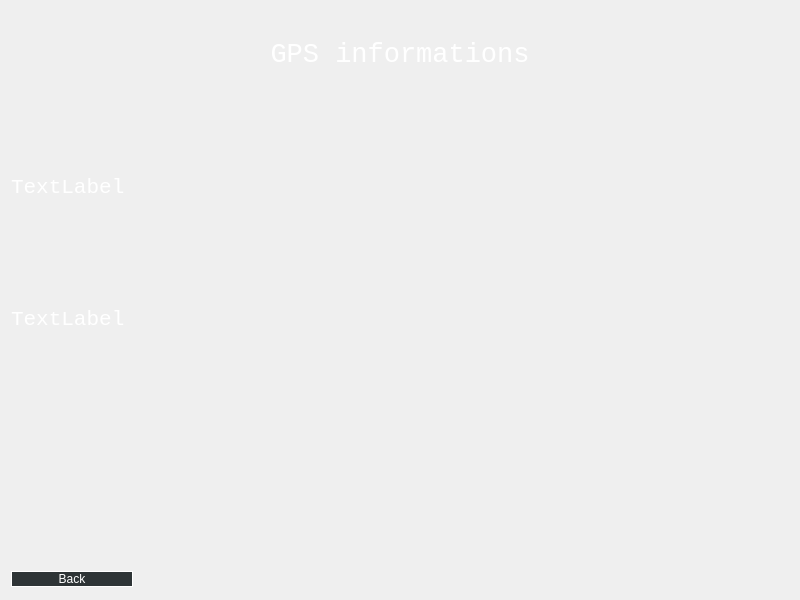
Above: gpsshowtime.ui from ProjectRobal/Punto_Navi before the change. Below: the same form after it.
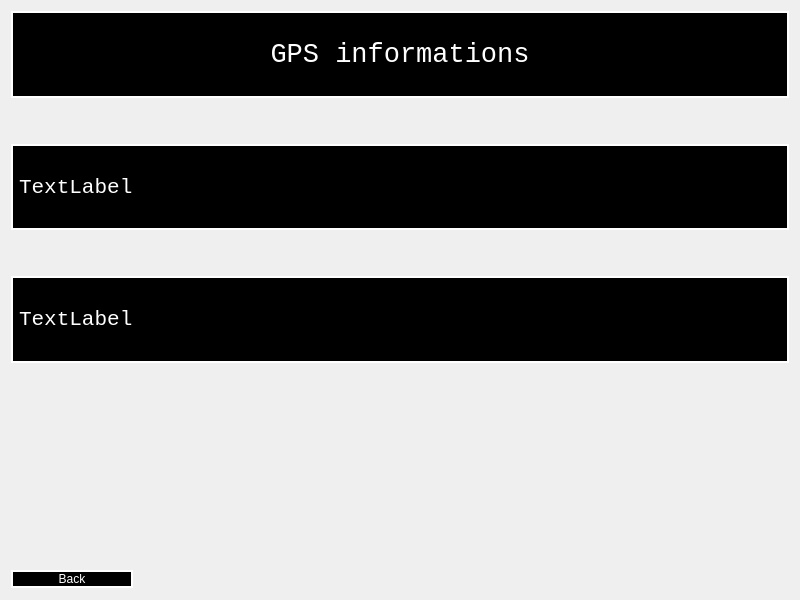
That is the form after the change.

The edit to the form file:
```diff
--- a/gpsshowtime.ui
+++ b/gpsshowtime.ui
@@ -13,8 +13,25 @@
   <property name="windowTitle">
    <string>Form</string>
   </property>
+  <property name="autoFillBackground">
+   <bool>true</bool>
+  </property>
   <property name="styleSheet">
-   <string notr="true">color:white;</string>
+   <string notr="true">QLabel
+{
+
+background:black;
+border: 2px solid white;
+color: white;
+
+}
+
+QPushButton
+{
+background:black;
+border: 2px solid white;
+color: white;
+}</string>
   </property>
   <layout class="QGridLayout" name="gridLayout">
    <item row="5" column="0">
@@ -36,9 +53,8 @@
    <item row="6" column="0">
     <widget class="QPushButton" name="back">
      <property name="styleSheet">
-      <string notr="true">border: 1px solid white;
-border-radius:10%;
-background-color:rgb(46, 52, 54);</string>
+      <string notr="true">
+</string>
      </property>
      <property name="text">
       <string>Back</string>
```
